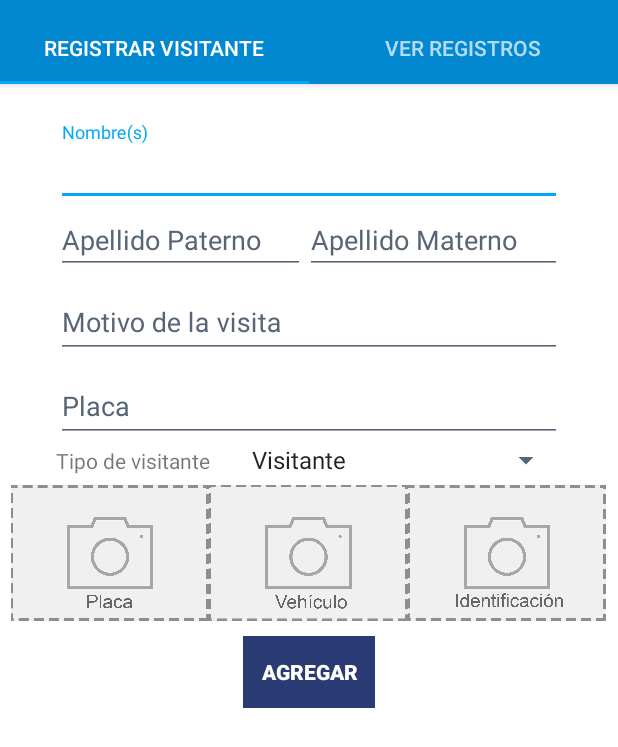
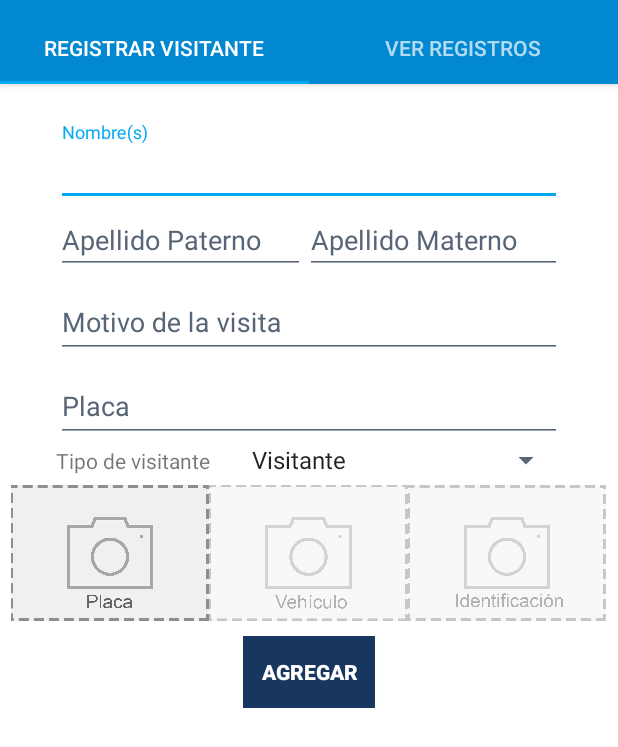
Before and after one commit to Sinfogamo/magen-dragon, an Android app: the TabA screen opened directly, with no data from a screen before it, after a tap on "AGREGAR", on a phone screen of 412 x 824 dp. Shown: the top 747 px of the screen. Run offline under Robolectric (Android 15) with nearby library versions, the phone set to English and light mode, and no system bars; libraries missing offline, so code that uses them is left out: com.readystatesoftware.sqliteasset, net.gotev.uploadservice; 4 statements that could not run were skipped.

Commit message:
Cambio de colores y logo

```diff
--- a/app/src/main/java/com/example/reviv/security/Admin.java
+++ b/app/src/main/java/com/example/reviv/security/Admin.java
@@ -139,7 +139,7 @@ public class Admin extends AppCompatActivity implements NavigationView.OnNavigat
             }
 
 
-            drawables[i]=TextDrawable.builder().buildRound(auxiliar[1].substring(0,2).toUpperCase(),generator.getRandomColor());
+            drawables[i]=TextDrawable.builder().buildRect(auxiliar[1].substring(0,2).toUpperCase(),generator.getRandomColor());
             category.add(new Category(String.valueOf(auxiliar[0]),auxiliar[1]+" "+auxiliar[2]+" "+auxiliar[3],role,drawables[i]));
         }
         final AdapterCategory adaptador=new AdapterCategory(this,category);
--- a/app/src/main/java/com/example/reviv/security/TabA.java
+++ b/app/src/main/java/com/example/reviv/security/TabA.java
@@ -4,6 +4,7 @@ import android.content.Context;
 import android.content.Intent;
 import android.database.Cursor;
 import android.graphics.Bitmap;
+import android.graphics.drawable.Drawable;
 import android.net.Uri;
 import android.os.AsyncTask;
 import android.os.Bundle;
@@ -27,47 +28,76 @@ import com.example.reviv.security.database.myDbAdapter;
 import net.gotev.uploadservice.MultipartUploadRequest;
 import net.gotev.uploadservice.UploadNotificationConfig;
 
-import org.apache.http.HttpEntity;
-import org.apache.http.HttpResponse;
-import org.apache.http.client.ClientProtocolException;
-import org.apache.http.client.HttpClient;
-import org.apache.http.client.methods.HttpPost;
-import org.apache.http.entity.mime.HttpMultipartMode;
-import org.apache.http.entity.mime.MultipartEntity;
-import org.apache.http.entity.mime.MultipartEntityBuilder;
-import org.apache.http.entity.mime.content.FileBody;
-import org.apache.http.impl.client.DefaultHttpClient;
-import org.apache.http.util.EntityUtils;
 
-import java.io.BufferedInputStream;
-import java.io.DataOutputStream;
-import java.io.File;
-import java.io.FileInputStream;
+import org.apache.http.HttpConnection;
+import org.apache.http.NameValuePair;
+import org.apache.http.message.BasicNameValuePair;
+import org.json.JSONObject;
+
+import java.io.BufferedReader;
+import java.io.BufferedWriter;
 import java.io.IOException;
-import java.io.InputStream;
+import java.io.InputStreamReader;
+import java.io.OutputStream;
+import java.io.OutputStreamWriter;
 import java.net.HttpURLConnection;
 import java.net.MalformedURLException;
+import java.net.URLEncoder;
+import java.util.ArrayList;
+import java.util.Iterator;
+import java.util.List;
+import java.util.UUID;
 import java.net.URL;
-import java.security.KeyStore;
-import java.security.cert.Certificate;
-import java.security.cert.CertificateException;
-import java.security.cert.CertificateFactory;
-import java.security.cert.X509Certificate;
-import java.util.UUID;
 
-import javax.net.ssl.HostnameVerifier;
-import javax.net.ssl.SSLContext;
-import javax.net.ssl.SSLSession;
-import javax.net.ssl.SSLSocketFactory;
-import javax.net.ssl.TrustManager;
-import javax.net.ssl.TrustManagerFactory;
-import javax.net.ssl.X509TrustManager;
+import javax.net.ssl.HttpsURLConnection;
 
-import okhttp3.OkHttpClient;
-import retrofit2.Retrofit;
+//import retrofit2.http.Url;
 
 
 public class TabA extends Fragment {
+
+    private class createFolder extends AsyncTask<String,Void,String>
+    {
+        private String fileName="";
+
+        protected String doInBackground(String... params){
+            String response="nada";
+
+
+            try{
+                URL url = new URL("http://192.168.1.66/Security/createFolder.php");
+                HttpURLConnection conn = (HttpURLConnection) url.openConnection();
+                conn.setRequestMethod("POST");
+                conn.setDoInput(true);
+                conn.setDoOutput(true);
+
+                String data="lastId="+params[0]+"&idU="+idUsuario;
+
+                String line;
+                StringBuilder sb= new StringBuilder();
+                conn.getOutputStream().write(data.getBytes("UTF-8"));
+
+                BufferedReader br = new BufferedReader(new InputStreamReader(conn.getInputStream(), "UTF-8"));
+                while ((line=br.readLine()) != null) {
+                    sb.append(line);
+                    response =sb.toString();
+                }
+                br.close();
+            }catch (IOException ie){
+                ie.printStackTrace();
+            }
+
+            Log.d("Respuesta del server",response);
+
+
+            this.fileName=response.toString();
+            return response.toString();
+        }
+
+        public String getFile(){return this.fileName;}
+    }
+
+
 
     private class sendDatos extends AsyncTask<String,Void,String>
     {
@@ -92,13 +122,15 @@ public class TabA extends Fragment {
             try{
                 String uploadId= UUID.randomUUID().toString();
 
-                new MultipartUploadRequest(getContext(),uploadId,"http://192.168.0.15/Security/upload.php")
+                new MultipartUploadRequest(getContext(),uploadId,"http://192.168.1.66/Security/upload.php")
                         .addFileToUpload(fileName,"image")
                         .addParameter("name",nombre)
                         .addParameter("idUsuario",idU)
+                        .addParameter("folder",params[3])
                         .setNotificationConfig(new UploadNotificationConfig()
                                 .setCompletedMessage("Imagen subida exitosamente")
                                 .setTitle("Subida de imagen")
+                                .setErrorMessage("Error al subir imagen")
                         )
                         .setMaxRetries(2)
                         .startUpload();
@@ -177,7 +209,9 @@ public class TabA extends Fragment {
         identif=(ImageView)getView().findViewById(R.id.imgIdent);
 
         vehiculo.setEnabled(false);
+        vehiculo.setAlpha(0.5f);
         identif.setEnabled(false);
+        identif.setAlpha(0.5f);
 
 
         btnNuevaVisita=(Button)getView().findViewById(R.id.btnNV);
@@ -200,7 +234,9 @@ public class TabA extends Fragment {
             @Override
             public void onClick(View v)
             {
-                String nombre,aPaterno,aMaterno,motivo,placaI,tipo;
+                createFolder crea=new createFolder();
+                String nombre,aPaterno,aMaterno,motivo,placaI,tipo,folderName;
+                long lastid=0;
 
                 nombre=txtNombre.getText().toString();
                 aPaterno=txtaPaterno.getText().toString();
@@ -209,16 +245,24 @@ public class TabA extends Fragment {
                 placaI=txtPlaca.getText().toString();
                 tipo=spnTipo.getSelectedItem().toString();
 
-                new sendDatos().execute(vehiculoPath,"vehiculo",idUsuario);
-                new sendDatos().execute(placaPath,"placa",idUsuario);
-                new sendDatos().execute(identPath,"ident",idUsuario);
-                //sendToServer(vehiculoPath);
+                lastid=helper.insertVisitor(idUsuario,nombre,aPaterno,aMaterno,motivo,placaI,tipo);
+
+                crea.execute(String.valueOf(lastid));
+                folderName=crea.getFile();
+
+
+
+
+                Toast.makeText(getContext(),folderName,Toast.LENGTH_LONG).show();
+
+                new sendDatos().execute(vehiculoPath,"vehiculo",idUsuario,folderName);
+                new sendDatos().execute(placaPath,"placa",idUsuario,folderName);
+                new sendDatos().execute(identPath,"ident",idUsuario,folderName);
 
 
 
                 Toast.makeText(getContext(),"holi",Toast.LENGTH_LONG).show();
-                /*helper.insertVisitor(idUsuario,nombre,aPaterno,aMaterno,motivo,placaI,tipo,
-                        ); */
+
             }
         });
 
@@ -262,10 +306,13 @@ public class TabA extends Fragment {
 
 
 
+
     public void onActivityResult(int requestCode,int resultCode,Intent data)
     {
         if(requestCode==CAMERA_PIC_REQUEST)
         {
+            identif.setAlpha(1.0f);
+
             Bitmap image=(Bitmap)data.getExtras().get("data");
             uriVehiculo=data.getData();
             vehiculoPath=getPath(uriVehiculo);
@@ -273,6 +320,7 @@ public class TabA extends Fragment {
             ImageView imageView=(ImageView)getView().findViewById(R.id.imgVehiculo);
             imageView.setImageBitmap(image);
             identif.setEnabled(true);
+
         }
         else if(requestCode==CAMERA_PIC_REQUEST_I)
         {
@@ -285,6 +333,8 @@ public class TabA extends Fragment {
         }
         else if(requestCode==CAMERA_PIC_REQUEST_P)
         {
+            vehiculo.setAlpha(1.0f);
+
             Bitmap image=(Bitmap)data.getExtras().get("data");
             uriPlaca=data.getData();
             placaPath=getPath(uriPlaca);
@@ -292,6 +342,7 @@ public class TabA extends Fragment {
             ImageView imageView=(ImageView)getView().findViewById(R.id.imgPlaca);
             imageView.setImageBitmap(image);
             vehiculo.setEnabled(true);
+
         }
     }
 
--- a/app/src/main/res/layout-large/activity_main.xml
+++ b/app/src/main/res/layout-large/activity_main.xml
@@ -35,10 +35,10 @@
                 android:layout_height="wrap_content"
                 android:layout_gravity="center"
                 android:layout_marginLeft="100dp"
-                android:layout_marginTop="100dp"
+                android:layout_marginTop="150dp"
                 android:layout_marginRight="100dp"
-                android:layout_marginBottom="100dp"
-                android:src="@drawable/logo" />
+                android:layout_marginBottom="150dp"
+                android:src="@drawable/logos" />
 
         </LinearLayout>
         <ScrollView
--- a/app/src/main/res/layout/activity_main.xml
+++ b/app/src/main/res/layout/activity_main.xml
@@ -39,7 +39,9 @@
                     android:layout_width="match_parent"
                     android:layout_height="111dp"
                     android:layout_marginTop="60dp"
-                    android:src="@drawable/logo" />
+                    android:layout_marginRight="20dp"
+                    android:layout_marginLeft="20dp"
+                    android:src="@drawable/logos" />
                 <TextView
                     android:layout_width="match_parent"
                     android:layout_height="wrap_content"
--- a/app/src/main/res/values/colors.xml
+++ b/app/src/main/res/values/colors.xml
@@ -1,7 +1,7 @@
 <?xml version="1.0" encoding="utf-8"?>
 <resources>
     <color name="colorPrimary">#0288d1</color>
-    <color name="colorPrimaryDark">#2a3b73</color>
+    <color name="colorPrimaryDark">#17375e</color>
     <color name="colorAccent">#03a9f4</color>
     <color name="LoginBack">#f5f5f5</color>
     <color name="blanco">#fff</color>
```
Also changed, not shown: app/build.gradle (+7 -6 lines), app/src/main/java/com/example/reviv/security/database/myDbAdapter.java (+4 -6 lines), app/src/main/assets/databases/dbSec.db, app/src/main/assets/logos.png (added), app/src/main/res/drawable-hdpi/logos.png (added), app/src/main/res/drawable-ldpi/logos.png (added), app/src/main/res/drawable-mdpi/logos.png (added), app/src/main/res/drawable-xhdpi/logos.png (added).
